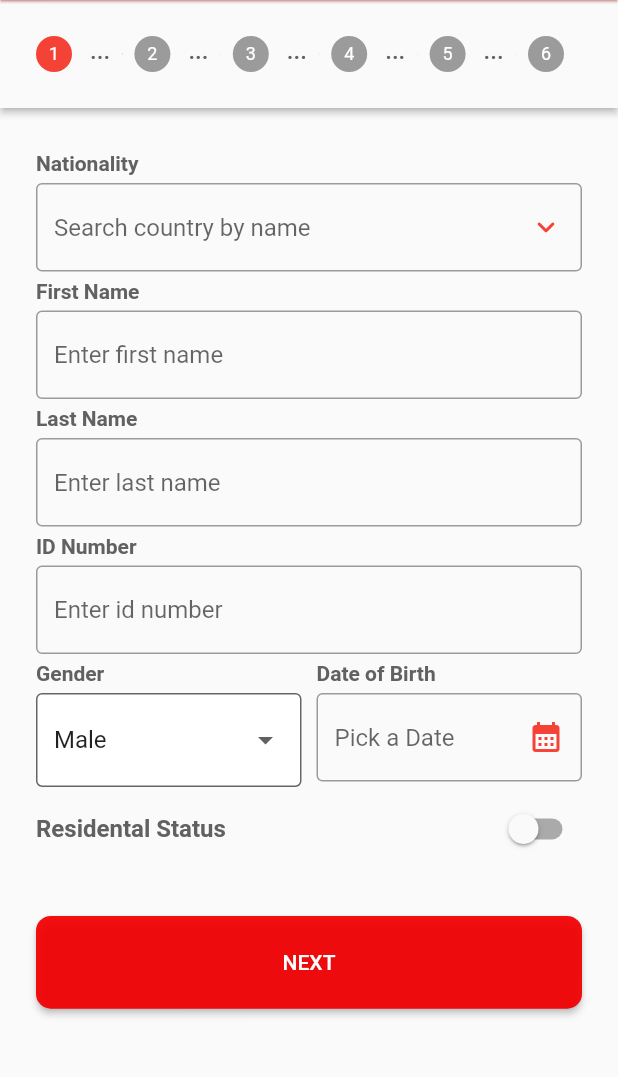
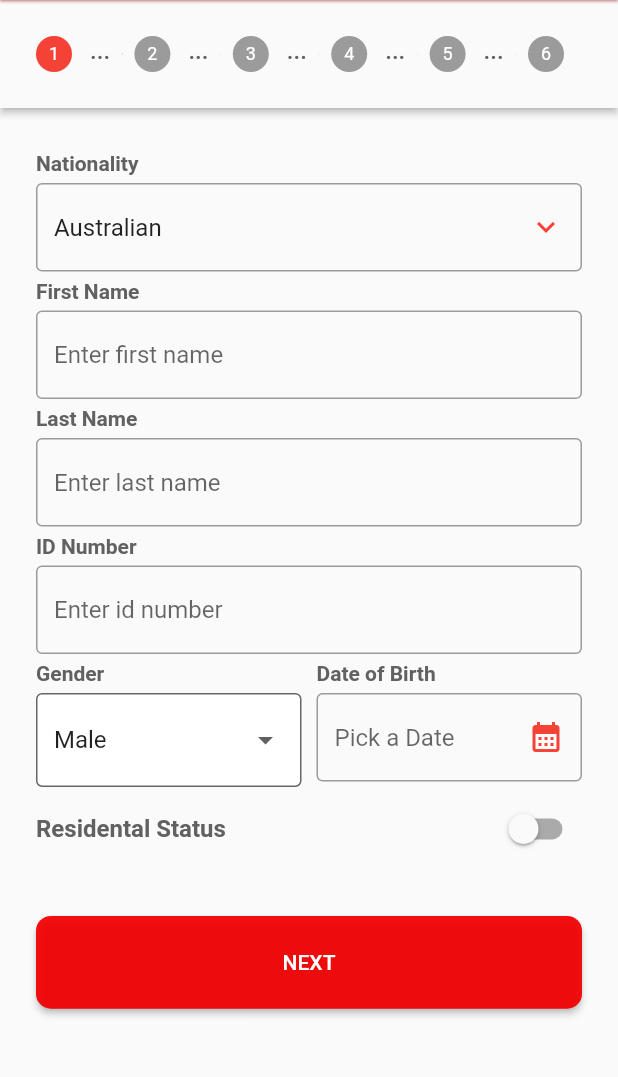
Before and after one commit to krishnajithapa/8Square_task, a Flutter app: the PersonalDetailsScreen screen opened by its route, on a phone screen of 412 x 824 dp, the part 84-1161 px from its top. Run offline on Flutter 3.47's test engine with Material 2 defaults, Android fonts, the phone set to English and light mode, and no system bars; drawn by our look-alikes of searchfield; our stand-ins replace carousel_slider, cloud_firestore, firebase_auth, firebase_core, lottie, shared_preferences and 1 more; accounts and stored records are empty; network calls fail.

Commit message:
Add custom search field

```diff
--- /dev/null
+++ b/Week2/e_remit/lib/ui/personal_details/providers/details_provider.dart
@@ -0,0 +1,10 @@
+import 'package:e_remit/utils/static_data.dart';
+import 'package:flutter/cupertino.dart';
+
+class DetailsProvider extends ChangeNotifier {
+  String userNationlity = nationalityList[0];
+  changeNationality(value) {
+    userNationlity = value;
+    notifyListeners();
+  }
+}
--- a/Week2/e_remit/lib/ui/personal_details/screens/personal_details_screen.dart
+++ b/Week2/e_remit/lib/ui/personal_details/screens/personal_details_screen.dart
@@ -17,6 +17,7 @@ class _PersonalDetailsScreenState extends State<PersonalDetailsScreen> {
   final TextEditingController _lastNameController = TextEditingController();
   final TextEditingController _dobController = TextEditingController();
   final TextEditingController _idbController = TextEditingController();
+  final TextEditingController _nationalityController = TextEditingController();
   final GlobalKey<FormState> _fKey = GlobalKey<FormState>();
   @override
   Widget build(BuildContext context) {
@@ -157,6 +158,7 @@ class _PersonalDetailsScreenState extends State<PersonalDetailsScreen> {
         lastNameController: _lastNameController,
         dobController: _dobController,
         idController: _idbController,
+        nationalityController: _nationalityController,
       ),
     );
   }
--- a/Week2/e_remit/lib/ui/personal_details/widgets/details_field.dart
+++ b/Week2/e_remit/lib/ui/personal_details/widgets/details_field.dart
@@ -9,13 +9,15 @@ class DetailsField extends StatelessWidget {
       required this.label,
       required this.textEditingController,
       this.needsFormatting,
-      required this.validatorFunction})
+      required this.validatorFunction,
+      this.hasSuffix})
       : super(key: key);
   final String label;
   final String hintText;
   final bool? needsFormatting;
   final TextEditingController textEditingController;
   final Function(String?) validatorFunction;
+  final bool? hasSuffix;
   @override
   Widget build(BuildContext context) {
     return Column(
@@ -30,6 +32,8 @@ class DetailsField extends StatelessWidget {
           ),
         ),
         TextFormField(
+          controller: textEditingController,
+          readOnly: hasSuffix != null ? true : false,
           inputFormatters: needsFormatting != null && needsFormatting == true
               ? [CardFormatter(sample: 'xxxxxx-xx-xxxx', separator: '-')]
               : [],
@@ -37,6 +41,12 @@ class DetailsField extends StatelessWidget {
               ? TextInputType.number
               : null,
           decoration: InputDecoration(
+              suffixIcon: hasSuffix != null
+                  ? Icon(
+                      Icons.keyboard_arrow_down,
+                      color: Colors.red,
+                    )
+                  : null,
               border: const OutlineInputBorder(
                   borderSide: BorderSide(color: Colors.grey)),
               focusedBorder: const OutlineInputBorder(
--- a/Week2/e_remit/lib/ui/personal_details/widgets/personal_detail_screen_body.dart
+++ b/Week2/e_remit/lib/ui/personal_details/widgets/personal_detail_screen_body.dart
@@ -1,27 +1,32 @@
+import 'package:e_remit/ui/authentication/widgets/language_icon_button.dart';
+import 'package:e_remit/ui/personal_details/providers/details_provider.dart';
 import 'package:e_remit/ui/personal_details/widgets/details_field.dart';
 import 'package:e_remit/ui/personal_details/widgets/dropdown_field.dart';
-import 'package:e_remit/ui/personal_details/widgets/search_field.dart';
 import 'package:e_remit/utils/field_validator.dart';
 import 'package:e_remit/utils/static_data.dart';
 import 'package:flutter/material.dart';
+import 'package:provider/provider.dart';
 
 class PersonalDetailScreen1Body extends StatefulWidget {
-  const PersonalDetailScreen1Body({
-    Key? key,
+  const PersonalDetailScreen1Body(
+      {Key? key,
       required TextEditingController firstNameController,
       required TextEditingController lastNameController,
       required TextEditingController dobController,
       required TextEditingController idController,
-  })  : _firstNameController = firstNameController,
+      required TextEditingController nationalityController})
+      : _firstNameController = firstNameController,
         _lastNameController = lastNameController,
         _dobController = dobController,
         _idController = idController,
+        _nationalityController = nationalityController,
         super(key: key);
 
   final TextEditingController _firstNameController;
   final TextEditingController _lastNameController;
   final TextEditingController _dobController;
   final TextEditingController _idController;
+  final TextEditingController _nationalityController;
 
   @override
   State<PersonalDetailScreen1Body> createState() =>
@@ -31,15 +36,39 @@ class PersonalDetailScreen1Body extends StatefulWidget {
 class _PersonalDetailScreen1BodyState extends State<PersonalDetailScreen1Body> {
   bool switchValue = false;
   @override
+  void initState() {
+    super.initState();
+  }
+
+  @override
+  void didChangeDependencies() {
+    widget._nationalityController.text =
+        context.watch<DetailsProvider>().userNationlity;
+
+    super.didChangeDependencies();
+  }
+
+  @override
   Widget build(BuildContext context) {
     return SingleChildScrollView(
       child: Column(
         mainAxisAlignment: MainAxisAlignment.start,
         children: [
-          SearchableField(
+          InkWell(
+            onTap: () {
+              showNationalitySearchDialog(context);
+            },
+            child: IgnorePointer(
+              child: DetailsField(
+                hintText: "",
+                label: "Nationality",
+                textEditingController: widget._nationalityController,
                 validatorFunction: (value) {
                   return Validator().validateNationality(value);
                 },
+                hasSuffix: true,
+              ),
+            ),
           ),
           DetailsField(
             label: "First Name",
@@ -113,4 +142,19 @@ class _PersonalDetailScreen1BodyState extends State<PersonalDetailScreen1Body> {
       ),
     );
   }
+
+  showNationalitySearchDialog(BuildContext context) {
+    return showDialog(
+      context: context,
+      builder: (BuildContext context) {
+        return NationalitySelectDialog(
+          onTap: (index) {
+            setState(() {
+              widget._nationalityController.text = nationalityList[index];
+            });
+          },
+        );
+      },
+    );
   }
+}
--- a/Week2/e_remit/lib/ui/personal_details/widgets/search_field.dart
+++ b/Week2/e_remit/lib/ui/personal_details/widgets/search_field.dart
@@ -1,5 +1,8 @@
+import 'package:e_remit/ui/personal_details/providers/details_provider.dart';
+import 'package:e_remit/utils/field_validator.dart';
+import 'package:e_remit/utils/static_data.dart';
 import 'package:flutter/material.dart';
-import 'package:searchfield/searchfield.dart';
+import 'package:provider/provider.dart';
 
 class SearchableField extends StatefulWidget {
   const SearchableField({Key? key, required this.validatorFunction})
@@ -10,86 +13,122 @@ class SearchableField extends StatefulWidget {
 }
 
 class _SearchableFieldState extends State<SearchableField> {
-  String? _selectedItem;
+  bool isSearching = false;
+  List<String> searchedList = [];
+  final TextEditingController _searchController = TextEditingController();
+  @override
+  Widget build(BuildContext context) {
+    return SingleChildScrollView(
+      child: SizedBox(
+        height: MediaQuery.of(context).size.height * 0.55,
+        child: Column(
+          children: [
+            Container(
+              color: Colors.white,
+              child: TextFormField(
+                controller: _searchController,
+                validator: (value) {
+                  return widget.validatorFunction(value);
+                },
+                decoration: const InputDecoration(
+                    hintText: 'Search nationality by name',
+                    prefixIcon: Icon(
+                      Icons.search,
+                      color: Colors.red,
+                    ),
+                    border: InputBorder.none),
+                onChanged: (value) {
+                  setState(() {
+                    isSearching = true;
+                  });
+
+                  searchNationality(capitalize(_searchController.text));
+                },
+              ),
+            ),
+            !isSearching
+                ? const NationalityList()
+                : SearchedNationalityList(searchedList: searchedList)
+          ],
+        ),
+      ),
+    );
+  }
+
+  searchNationality(value) {
+    List<String> result = [];
+    for (int i = 0; i < nationalityList.length; i++) {
+      if (nationalityList[i].contains(value)) {
+        result.add(nationalityList[i]);
+      }
+    }
+
+    setState(() {
+      searchedList = result;
+    });
+    print(result);
+  }
+}
+
+class SearchedNationalityList extends StatelessWidget {
+  const SearchedNationalityList({
+    Key? key,
+    required this.searchedList,
+  }) : super(key: key);
+
+  final List<String> searchedList;
 
   @override
   Widget build(BuildContext context) {
-    return Column(
-      crossAxisAlignment: CrossAxisAlignment.start,
-      children: [
-        Padding(
-          padding: const EdgeInsets.symmetric(vertical: 5),
-          child: Text(
-            "Nationality",
-            style: TextStyle(
-                fontWeight: FontWeight.bold, color: Colors.grey.shade700),
-          ),
-        ),
-        SearchField(
-          validator: (value) {
-            return widget.validatorFunction(value);
-          },
-          marginColor: Colors.grey.shade300,
-          hint: 'Search country by name',
-          searchInputDecoration: const InputDecoration(
-            suffixIcon: Icon(
-              Icons.keyboard_arrow_down_rounded,
-              color: Colors.red,
-            ),
-            border: OutlineInputBorder(
-              borderSide: BorderSide(
-                color: Colors.grey,
-                width: 1,
+    return Flexible(
+      child: ListView.builder(
+          itemCount: searchedList.length,
+          itemBuilder: ((context, index) {
+            return GestureDetector(
+              onTap: () {
+                context
+                    .read<DetailsProvider>()
+                    .changeNationality(searchedList[index]);
+                Navigator.pop(context);
+              },
+              child: ListTile(
+                leading: CircleAvatar(
+                  backgroundImage: AssetImage('assets/images/nepalflag.png'),
+                ),
+                title: Text(searchedList[index]),
               ),
-            ),
-          ),
-          maxSuggestionsInViewPort: 4,
-          itemHeight: 50,
-          suggestionsDecoration: const BoxDecoration(
-            color: Colors.white,
-          ),
-          onSubmit: (value) {
-            setState(() {
-              _selectedItem = value;
-            });
-          },
-          suggestions: <String>[
-            'Australia',
-            'Bangladesh',
-            'Cambodia',
-            'China',
-            'India',
-            'Japan',
-            'Malaysia',
-            'Nepal',
-            'Pakistan',
-            'Russia',
-            'United Kingdom',
-            'United States',
-          ]
-              .map((e) => SearchFieldListItem(e,
-                  child: Row(
-                    children: [
-                      Container(
-                        margin: const EdgeInsets.only(right: 5),
-                        height: 30,
-                        width: 30,
-                        decoration: const BoxDecoration(
-                            shape: BoxShape.circle,
-                            image: DecorationImage(
-                                image:
-                                    AssetImage('assets/images/nepalflag.png'),
-                                fit: BoxFit.cover)),
-                      ),
-                      Text(
-                        e,
-                        style: const TextStyle(fontWeight: FontWeight.bold),
-                      ),
-                    ],
-                  )))
-              .toList(),
-        ),
-      ],
+            );
+          })),
     );
   }
 }
+
+class NationalityList extends StatelessWidget {
+  const NationalityList({
+    Key? key,
+  }) : super(key: key);
+
+  @override
+  Widget build(BuildContext context) {
+    return Flexible(
+      child: ListView.builder(
+          itemCount: nationalityList.length,
+          itemBuilder: ((context, index) {
+            return GestureDetector(
+              onTap: () {
+                context
+                    .read<DetailsProvider>()
+                    .changeNationality(nationalityList[index]);
+                Navigator.pop(context);
+              },
+              child: ListTile(
+                leading: CircleAvatar(
+                  backgroundImage: AssetImage('assets/images/nepalflag.png'),
+                ),
+                title: Text(nationalityList[index]),
+              ),
+            );
+          })),
+    );
+  }
+}
--- a/Week2/e_remit/lib/utils/static_data.dart
+++ b/Week2/e_remit/lib/utils/static_data.dart
@@ -59,3 +59,16 @@ List<String> genderList = [
   "Female",
   "Third",
 ];
+
+List<String> nationalityList = [
+  'Australian',
+  'Bangladeshi',
+  'Cambodian',
+  'Chinese',
+  'Indian',
+  'Japanese',
+  'Malaysian',
+  'Nepali',
+  'Pakistani',
+  'Russian',
+];
```
Also changed, not shown: Week2/e_remit/lib/main.dart (+8 -1 lines), Week2/e_remit/lib/ui/authentication/widgets/language_icon_button.dart (+36 -3 lines), Week2/e_remit/lib/utils/field_validator.dart (+10 -0 lines), Week2/e_remit/pubspec.yaml (+5 -12 lines), Week2/e_remit/pubspec.lock. Lines whose indentation alone changed are shown as unchanged.
